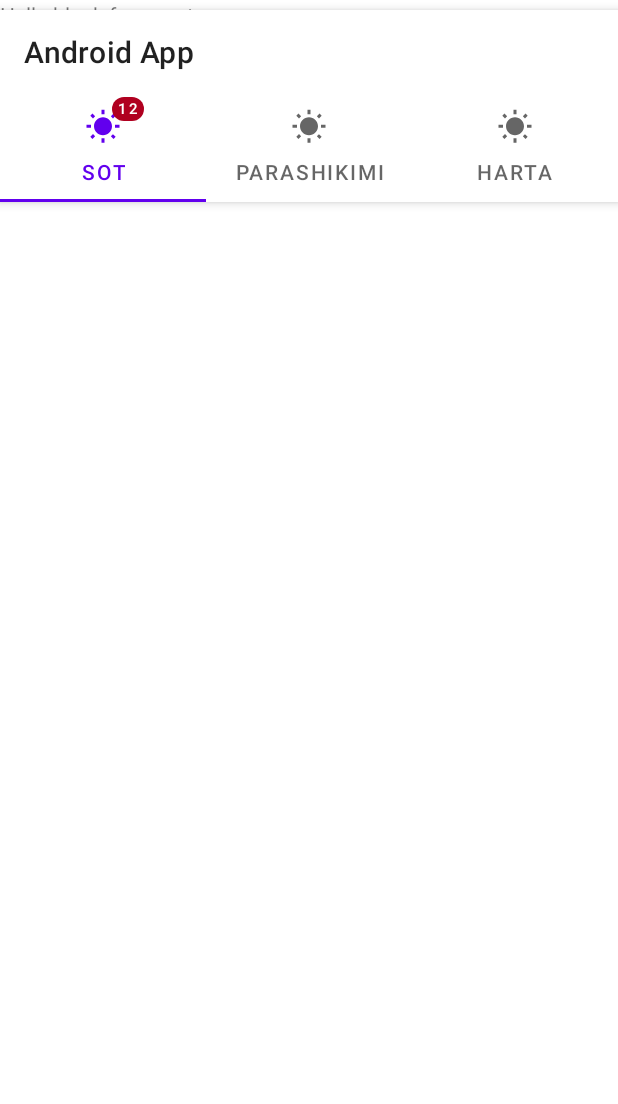
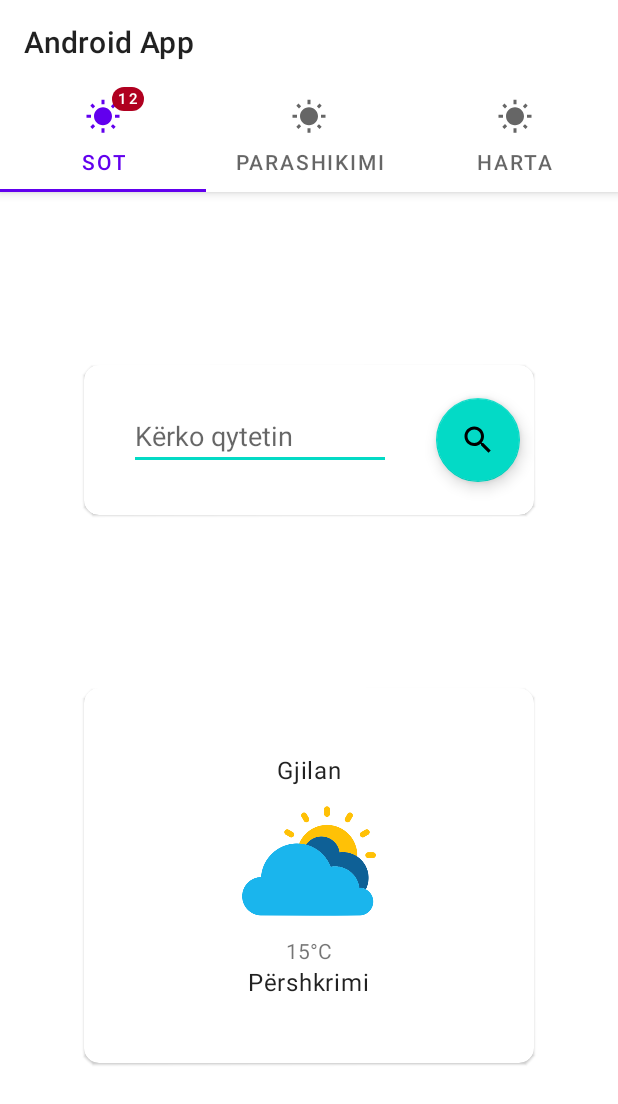
Before and after one commit to ndriqimh/Android_App, an Android app: the screen it shows after launch (MainActivity), on a phone screen of 412 x 824 dp. Shown: the top 1104 px of the screen. Run offline under Robolectric (Android 15) with nearby library versions, the light colour scheme and no system bars; pictures from the network do not load.

Commit message:
Paraqitja e motit duke kërkuar emrin e qytetit me anë të OpenWeather API duke përdorur libraritë Okhttp dhe Glide për marrjen e informatave.

```diff
--- a/app/build.gradle
+++ b/app/build.gradle
@@ -34,4 +34,9 @@ dependencies {
     androidTestImplementation 'androidx.test.espresso:espresso-core:3.2.0'
 
     implementation 'com.google.android.material:material:1.3.0-alpha01'
+    implementation 'com.github.bumptech.glide:glide:4.11.0'
+    annotationProcessor 'com.github.bumptech.glide:compiler:4.11.0'
+    implementation'com.squareup.okhttp3:mockwebserver:4.2.0'
+    implementation'com.squareup.okhttp3:okhttp:4.2.0'
+
 }
--- a/app/src/main/AndroidManifest.xml
+++ b/app/src/main/AndroidManifest.xml
@@ -1,7 +1,7 @@
 <?xml version="1.0" encoding="utf-8"?>
 <manifest xmlns:android="http://schemas.android.com/apk/res/android"
     package="com.fiek.androidapp">
-
+    <uses-permission android:name="android.permission.INTERNET"/>
     <application
         android:allowBackup="true"
         android:icon="@mipmap/ic_launcher"
--- a/app/src/main/java/com/fiek/androidapp/Moti1.java
+++ b/app/src/main/java/com/fiek/androidapp/Moti1.java
@@ -1,12 +1,36 @@
 package com.fiek.androidapp;
 
+import android.app.Activity;
+import android.content.Context;
 import android.os.Bundle;
 
+import androidx.annotation.NonNull;
 import androidx.fragment.app.Fragment;
 
+import android.os.StrictMode;
 import android.view.LayoutInflater;
 import android.view.View;
 import android.view.ViewGroup;
+import android.view.inputmethod.InputMethodManager;
+import android.widget.EditText;
+import android.widget.ImageView;
+import android.widget.TextView;
+
+import com.bumptech.glide.Glide;
+import com.google.android.material.floatingactionbutton.FloatingActionButton;
+
+import org.jetbrains.annotations.NotNull;
+import org.json.JSONArray;
+import org.json.JSONException;
+import org.json.JSONObject;
+
+import java.io.IOException;
+
+import okhttp3.Call;
+import okhttp3.Callback;
+import okhttp3.OkHttpClient;
+import okhttp3.Request;
+import okhttp3.Response;
 
 /**
  * A simple {@link Fragment} subclass.
@@ -14,6 +38,16 @@ import android.view.ViewGroup;
  * create an instance of this fragment.
  */
 public class Moti1 extends Fragment {
+    TextView view_city;
+    TextView view_temp;
+    TextView view_desc;
+
+    ImageView view_weather;
+    EditText search;
+    FloatingActionButton search_floating;
+    private Context mContext;
+    private String responseData;
+    private String icons;
 
     // TODO: Rename parameter arguments, choose names that match
     // the fragment initialization parameters, e.g. ARG_ITEM_NUMBER
@@ -56,9 +90,102 @@ public class Moti1 extends Fragment {
     }
 
     @Override
+    public void onAttach(@NonNull Context context) {
+        super.onAttach(context);
+        mContext = context;
+    }
+
+    @Override
     public View onCreateView(LayoutInflater inflater, ViewGroup container,
                              Bundle savedInstanceState) {
-        // Inflate the layout for this fragment
-        return inflater.inflate(R.layout.fragment_moti1, container, false);
+        View view = inflater.inflate(R.layout.fragment_moti1, container, false);
+
+        view_city = view.findViewById(R.id.town);
+        view_temp = view.findViewById(R.id.temp);
+        view_desc = view.findViewById(R.id.desc);
+
+        view_weather = view.findViewById(R.id.wheather_image);
+        search = view.findViewById(R.id.search_edit);
+        search_floating = view.findViewById(R.id.floating_search);
+
+        search_floating.setOnClickListener(new View.OnClickListener() {
+            @Override
+            public void onClick(View v) {
+                InputMethodManager imm = (InputMethodManager) getActivity().getSystemService(Activity.INPUT_METHOD_SERVICE);
+                imm.hideSoftInputFromWindow(getActivity().getCurrentFocus().getRootView().getWindowToken(), 0);
+                getWeather(String.valueOf(search.getText()));
+            }
+        });
+        return view;
+    }
+
+    private void getWeather(final String City)
+    {
+        OkHttpClient client = new OkHttpClient();
+
+        Request request = new Request.Builder()
+                .url("https://api.openweathermap.org/data/2.5/weather?q=" + City + "&appid=07548429c9a3c0607ce0887060372e63&units=metric")
+                .get()
+                .build();
+        StrictMode.ThreadPolicy policy = new StrictMode.ThreadPolicy.Builder().permitAll().build();
+        StrictMode.setThreadPolicy(policy);
+        try {
+            Response response = client.newCall(request).execute();
+            client.newCall(request).enqueue(new Callback() {
+                @Override
+                public void onFailure(@NotNull Call call, @NotNull IOException e) {
+                }
+
+                @Override
+                public void onResponse(@NotNull Call call, @NotNull Response response) throws IOException {
+                    responseData = response.body().string();
+                    try {
+                        JSONObject json = new JSONObject(responseData);
+                        JSONArray array = json.getJSONArray("weather");
+                        JSONObject object = array.getJSONObject(0);
+
+                        String description = object.getString("description");
+                        icons = object.getString("icon");
+
+                        JSONObject temp1 = json.getJSONObject("main");
+                        Double Temperature = temp1.getDouble("temp");
+
+                        setText(view_city, City);
+                        String temps = Math.round(Temperature) + " °C";
+                        setText(view_temp, temps);
+                        setText(view_desc, description);
+                        setImage(view_weather);
+
+                    } catch (JSONException e) {
+                        e.printStackTrace();
+                    }
+                }
+            });
+        } catch (IOException e) {
+            e.printStackTrace();
+        }
+    }
+
+    private void setText(final TextView text, final String value) {
+        if (getActivity() != null) {
+            getActivity().runOnUiThread(new Runnable() {
+                @Override
+                public void run() {
+                    text.setText(value);
+                }
+            });
+        }
+    }
+
+    private void setImage(final ImageView imageView) {
+        if (getActivity() != null) {
+            getActivity().runOnUiThread(new Runnable() {
+                @Override
+                public void run() {
+                    String iconUrl = "http://openweathermap.org/img/wn/" + icons + "@2x.png";
+                    Glide.with(mContext).load(iconUrl).into(imageView);
+                }
+            });
+        }
     }
 }
--- /dev/null
+++ b/app/src/main/res/drawable/ic_search.xml
@@ -0,0 +1,5 @@
+<vector android:height="24dp" android:tint="#FFFFFF"
+    android:viewportHeight="24.0" android:viewportWidth="24.0"
+    android:width="24dp" xmlns:android="http://schemas.android.com/apk/res/android">
+    <path android:fillColor="#FF000000" android:pathData="M15.5,14h-0.79l-0.28,-0.27C15.41,12.59 16,11.11 16,9.5 16,5.91 13.09,3 9.5,3S3,5.91 3,9.5 5.91,16 9.5,16c1.61,0 3.09,-0.59 4.23,-1.57l0.27,0.28v0.79l5,4.99L20.49,19l-4.99,-5zM9.5,14C7.01,14 5,11.99 5,9.5S7.01,5 9.5,5 14,7.01 14,9.5 11.99,14 9.5,14z"/>
+</vector>
--- a/app/src/main/res/layout/activity_main.xml
+++ b/app/src/main/res/layout/activity_main.xml
@@ -5,7 +5,10 @@
     android:layout_width="match_parent"
     android:layout_height="match_parent"
     tools:context=".MainActivity">
-
+<LinearLayout
+    android:layout_width="match_parent"
+    android:layout_height="match_parent"
+    android:orientation="vertical">
     <com.google.android.material.appbar.AppBarLayout
         android:layout_width="match_parent"
         android:layout_height="wrap_content"
@@ -25,10 +28,13 @@
             android:layout_width="match_parent"
             android:layout_height="wrap_content" />
     </com.google.android.material.appbar.AppBarLayout>
+
     <androidx.viewpager.widget.ViewPager
         android:id="@+id/view_pager"
         android:layout_width="match_parent"
         android:layout_height="match_parent"
         app:layout_behavior="com.google.android.material.appbar.AppBarLayout$ScrollingViewBehavior"
         />
+
+</LinearLayout>
 </androidx.constraintlayout.widget.ConstraintLayout>
--- a/app/src/main/res/layout/fragment_moti1.xml
+++ b/app/src/main/res/layout/fragment_moti1.xml
@@ -1,14 +1,90 @@
 <?xml version="1.0" encoding="utf-8"?>
-<FrameLayout xmlns:android="http://schemas.android.com/apk/res/android"
+<androidx.constraintlayout.widget.ConstraintLayout xmlns:android="http://schemas.android.com/apk/res/android"
+    xmlns:app="http://schemas.android.com/apk/res-auto"
     xmlns:tools="http://schemas.android.com/tools"
     android:layout_width="match_parent"
     android:layout_height="match_parent"
+    android:background="@color/white"
     tools:context=".Moti1">
 
-    <!-- TODO: Update blank fragment layout -->
-    <TextView
-        android:layout_width="match_parent"
-        android:layout_height="match_parent"
-        android:text="@string/hello_blank_fragment" />
+    <com.google.android.material.card.MaterialCardView
+        android:id="@+id/cardview"
+        android:layout_width="300dp"
+        android:layout_height="100dp"
+        app:cardCornerRadius="10dp"
+        app:cardElevation="1dp"
+        app:layout_constraintBottom_toTopOf="@+id/cardview2"
+        app:layout_constraintEnd_toEndOf="parent"
+        app:layout_constraintStart_toStartOf="parent"
+        app:layout_constraintTop_toTopOf="parent">
 
-</FrameLayout>
+        <LinearLayout
+            android:layout_width="match_parent"
+            android:layout_height="match_parent"
+            android:gravity="center"
+            android:orientation="horizontal">
+
+            <EditText
+                android:id="@+id/search_edit"
+                android:layout_width="match_parent"
+                android:layout_height="wrap_content"
+                android:layout_margin="30dp"
+                android:layout_weight="0.7"
+                android:hint="Kërko qytetin"
+                android:inputType="textCapWords" />
+
+            <com.google.android.material.floatingactionbutton.FloatingActionButton
+                android:id="@+id/floating_search"
+                android:layout_width="wrap_content"
+                android:layout_height="wrap_content"
+                android:layout_marginEnd="10dp"
+                android:src="@drawable/ic_search" />
+        </LinearLayout>
+    </com.google.android.material.card.MaterialCardView>
+
+    <com.google.android.material.card.MaterialCardView
+        android:id="@+id/cardview2"
+        android:layout_width="300dp"
+        android:layout_height="250dp"
+        app:cardCornerRadius="10dp"
+        app:cardElevation="1dp"
+        app:layout_constraintBottom_toBottomOf="parent"
+        app:layout_constraintEnd_toEndOf="parent"
+        app:layout_constraintStart_toStartOf="parent"
+        app:layout_constraintTop_toBottomOf="@+id/cardview">
+
+        <LinearLayout
+            android:layout_width="match_parent"
+            android:layout_height="match_parent"
+            android:gravity="center"
+            android:orientation="vertical">
+
+            <TextView
+                android:id="@+id/town"
+                android:layout_width="wrap_content"
+                android:layout_height="wrap_content"
+                android:text="Gjilan"
+                android:textAppearance="@style/TextAppearance.MaterialComponents.Body1" />
+
+            <ImageView
+                android:id="@+id/wheather_image"
+                android:layout_width="100dp"
+                android:layout_height="100dp"
+                android:src="@drawable/wheather" />
+
+            <TextView
+                android:id="@+id/temp"
+                android:layout_width="wrap_content"
+                android:layout_height="wrap_content"
+                android:text="15°C" />
+
+            <TextView
+                android:id="@+id/desc"
+                android:layout_width="wrap_content"
+                android:layout_height="wrap_content"
+                android:text="Përshkrimi"
+                android:textAppearance="@style/TextAppearance.MaterialComponents.Body1" />
+        </LinearLayout>
+    </com.google.android.material.card.MaterialCardView>
+
+</androidx.constraintlayout.widget.ConstraintLayout>
--- a/app/src/main/res/values/styles.xml
+++ b/app/src/main/res/values/styles.xml
@@ -8,8 +8,9 @@
         <item name="colorAccent">@color/colorAccent</item>
     </style>
 
-    <style name="SplashTheme" parent="Theme.AppCompat.Light.NoActionBar">
+    <style name="SplashTheme" parent="Theme.MaterialComponents.Light.NoActionBar">
         <item name="android:windowBackground">@drawable/welcome_splash</item>
+        <item name="android:windowFullscreen">true</item>
     </style>
 
 </resources>
```
Also changed, not shown: app/src/main/res/drawable/wheather.png (added).
